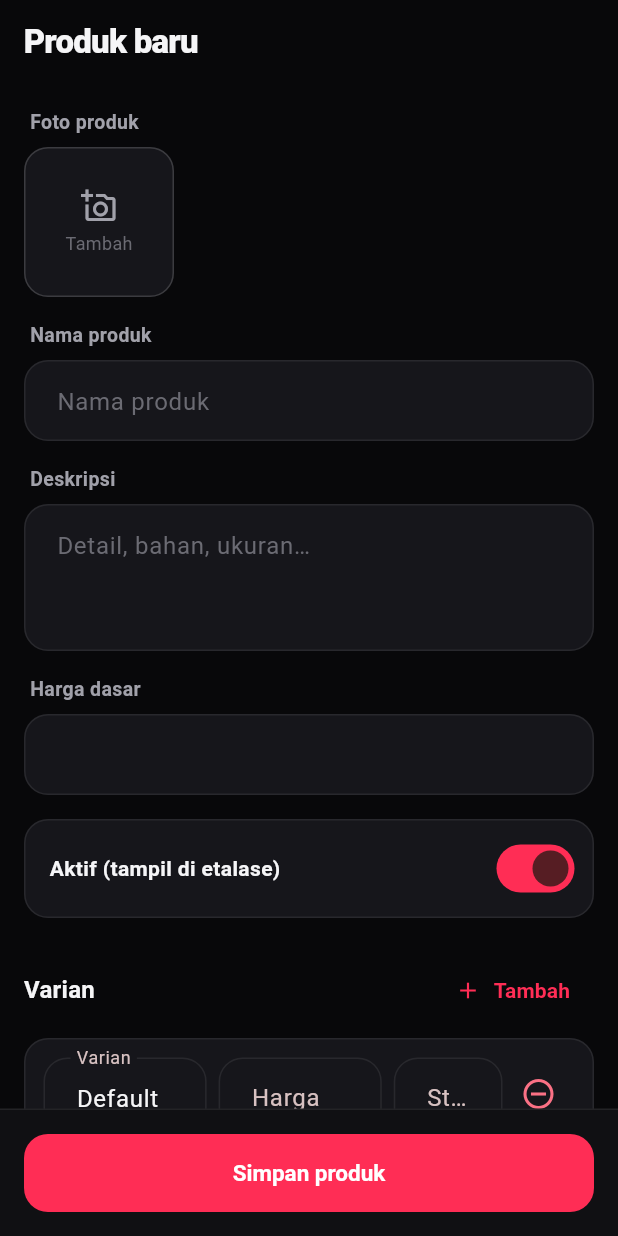
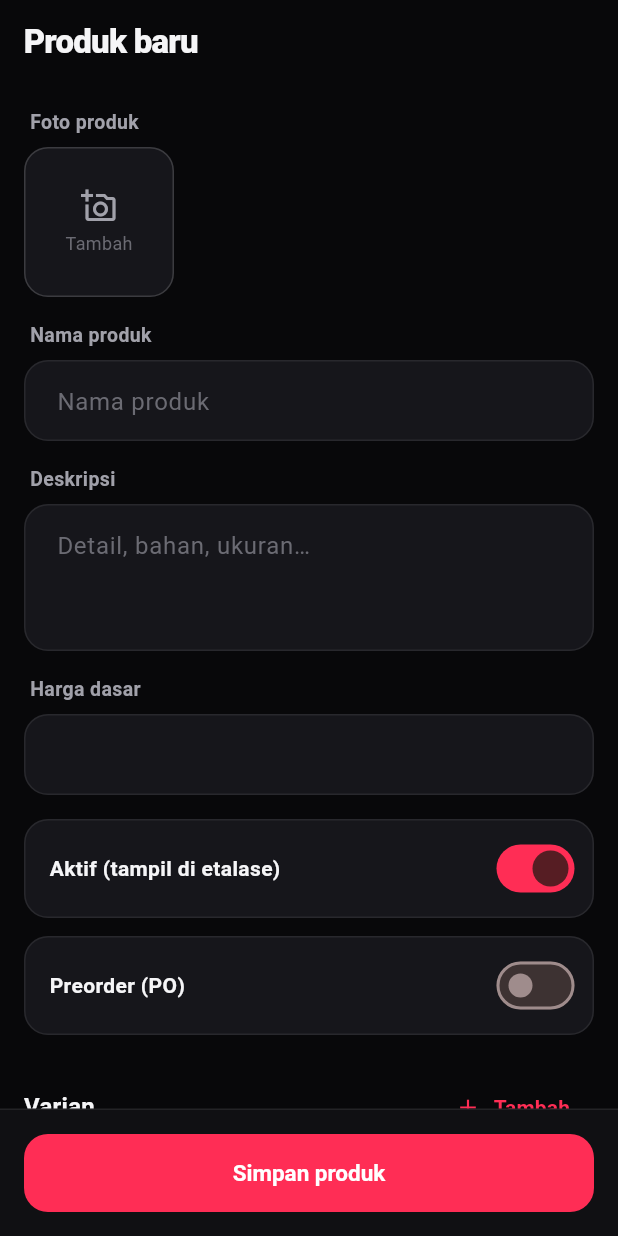
Before and after one commit to ibnu-anjang/WANU-STUDIO, a Flutter app: the ProductFormScreen screen opened by its route, on a phone screen of 412 x 824 dp. Run offline on Flutter 3.47's test engine with Material 3 defaults, Android fonts, the phone set to English and light mode, and no system bars; our stand-ins replace flutter_riverpod, go_router, image_picker, riverpod_annotation, supabase_flutter, video_player; accounts and stored records are empty; generated files the repository leaves out were written again; network calls fail.

Commit message:
feat(product): preorder (PO) support
- Migration adds products.is_preorder + preorder_days (checked > 0).
- Product form: PO toggle + estimated-days input (validated when on).
- "PO X hari" badge on catalog cards and product detail (shared widget).

Co-Authored-By: Claude Opus 4.8 <noreply@anthropic.com>

```diff
--- a/lib/features/product/application/product_controller.dart
+++ b/lib/features/product/application/product_controller.dart
@@ -30,6 +30,8 @@ class MyProducts extends _$MyProducts {
     String? description,
     required int basePrice,
     required bool isActive,
+    bool isPreorder = false,
+    int? preorderDays,
     required List<VariantInput> variants,
     required List<String> imageUrls,
   }) async {
@@ -40,6 +42,8 @@ class MyProducts extends _$MyProducts {
           description: description,
           basePrice: basePrice,
           isActive: isActive,
+          isPreorder: isPreorder,
+          preorderDays: preorderDays,
         );
     if (id != null) {
       await repo.updateFields(
@@ -48,6 +52,8 @@ class MyProducts extends _$MyProducts {
         description: description,
         basePrice: basePrice,
         isActive: isActive,
+        isPreorder: isPreorder,
+        preorderDays: preorderDays,
       );
     }
     await repo.syncVariants(productId, variants);
--- a/lib/features/product/data/product.dart
+++ b/lib/features/product/data/product.dart
@@ -48,6 +48,8 @@ class Product {
     required this.basePrice,
     required this.isActive,
     this.description,
+    this.isPreorder = false,
+    this.preorderDays,
     this.variants = const [],
     this.images = const [],
   });
@@ -58,10 +60,15 @@ class Product {
   final int basePrice;
   final bool isActive;
   final String? description;
+  final bool isPreorder;
+  final int? preorderDays;
   final List<ProductVariant> variants;
   final List<ProductImage> images;
 
   String? get coverUrl => images.isEmpty ? null : images.first.url;
+
+  String? get preorderLabel =>
+      isPreorder ? 'PO ${preorderDays ?? '?'} hari' : null;
 
   factory Product.fromMap(Map<String, dynamic> map) {
     final variants = (map['product_variants'] as List? ?? [])
@@ -78,6 +85,8 @@ class Product {
       basePrice: (map['base_price'] as num).toInt(),
       isActive: map['is_active'] as bool,
       description: map['description'] as String?,
+      isPreorder: map['is_preorder'] as bool? ?? false,
+      preorderDays: (map['preorder_days'] as num?)?.toInt(),
       variants: variants,
       images: images,
     );
--- a/lib/features/product/data/product_repository.dart
+++ b/lib/features/product/data/product_repository.dart
@@ -72,6 +72,8 @@ class ProductRepository {
     String? description,
     required int basePrice,
     required bool isActive,
+    bool isPreorder = false,
+    int? preorderDays,
   }) async {
     final data = await _client
         .from('products')
@@ -80,6 +82,8 @@ class ProductRepository {
           'description': description,
           'base_price': basePrice,
           'is_active': isActive,
+          'is_preorder': isPreorder,
+          'preorder_days': isPreorder ? preorderDays : null,
         })
         .select('id')
         .single();
@@ -92,12 +96,16 @@ class ProductRepository {
     String? description,
     required int basePrice,
     required bool isActive,
+    bool isPreorder = false,
+    int? preorderDays,
   }) =>
       _client.from('products').update({
         'title': title,
         'description': description,
         'base_price': basePrice,
         'is_active': isActive,
+        'is_preorder': isPreorder,
+        'preorder_days': isPreorder ? preorderDays : null,
       }).eq('id', id);
 
   Future<void> syncVariants(
--- a/lib/features/product/presentation/product_form_screen.dart
+++ b/lib/features/product/presentation/product_form_screen.dart
@@ -26,6 +26,10 @@ class _ProductFormScreenState extends ConsumerState<ProductFormScreen> {
     text: widget.existing?.basePrice.toString(),
   );
   late bool _isActive = widget.existing?.isActive ?? true;
+  late bool _isPreorder = widget.existing?.isPreorder ?? false;
+  late final _preorderDays = TextEditingController(
+    text: widget.existing?.preorderDays?.toString(),
+  );
   late final List<VariantInput> _variants = widget.existing == null
       ? [VariantInput(name: 'Default')]
       : widget.existing!.variants
@@ -46,6 +50,7 @@ class _ProductFormScreenState extends ConsumerState<ProductFormScreen> {
     _title.dispose();
     _description.dispose();
     _basePrice.dispose();
+    _preorderDays.dispose();
     super.dispose();
   }
 
@@ -81,6 +86,13 @@ class _ProductFormScreenState extends ConsumerState<ProductFormScreen> {
       );
       return;
     }
+    final preorderDays = int.tryParse(_preorderDays.text.trim());
+    if (_isPreorder && (preorderDays == null || preorderDays <= 0)) {
+      ScaffoldMessenger.of(context).showSnackBar(
+        const SnackBar(content: Text('Isi estimasi hari preorder')),
+      );
+      return;
+    }
     setState(() => _saving = true);
     try {
       await ref.read(myProductsProvider.notifier).save(
@@ -91,6 +103,8 @@ class _ProductFormScreenState extends ConsumerState<ProductFormScreen> {
                 : _description.text.trim(),
             basePrice: int.parse(_basePrice.text.trim()),
             isActive: _isActive,
+            isPreorder: _isPreorder,
+            preorderDays: _isPreorder ? preorderDays : null,
             variants: _variants,
             imageUrls: _imageUrls,
           );
@@ -169,6 +183,26 @@ class _ProductFormScreenState extends ConsumerState<ProductFormScreen> {
               value: _isActive,
               onChanged: (v) => setState(() => _isActive = v),
             ),
+            const SizedBox(height: AppSpace.md),
+            SwitchRow(
+              title: 'Preorder (PO)',
+              value: _isPreorder,
+              onChanged: (v) => setState(() => _isPreorder = v),
+            ),
+            if (_isPreorder) ...[
+              const SizedBox(height: AppSpace.md),
+              LabeledField(
+                label: 'Estimasi hari preorder',
+                child: TextFormField(
+                  controller: _preorderDays,
+                  keyboardType: TextInputType.number,
+                  decoration: const InputDecoration(
+                    hintText: 'mis. 7',
+                    suffixText: 'hari',
+                  ),
+                ),
+              ),
+            ],
             const SizedBox(height: AppSpace.xl),
             Row(
               mainAxisAlignment: MainAxisAlignment.spaceBetween,
```
Also changed, not shown: lib/features/product/presentation/catalog_screen.dart (+7 -0 lines), lib/features/product/presentation/product_detail_screen.dart (+17 -0 lines), lib/shared/widgets/preorder_badge.dart (added, +36 -0 lines), 1 other file.
